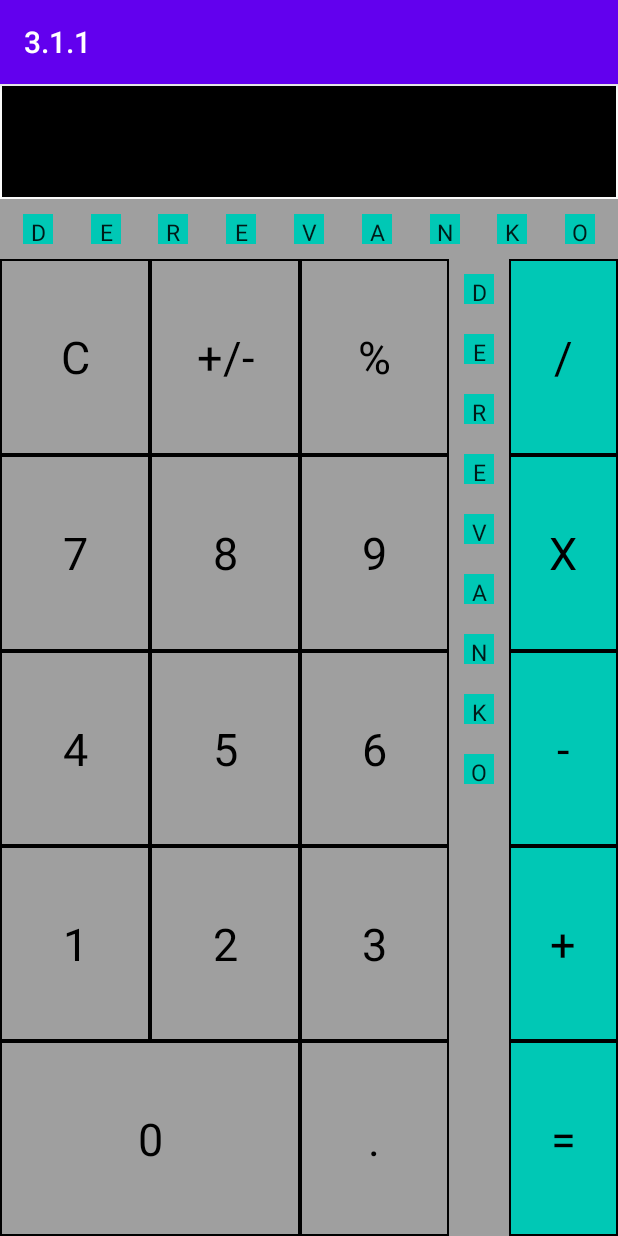
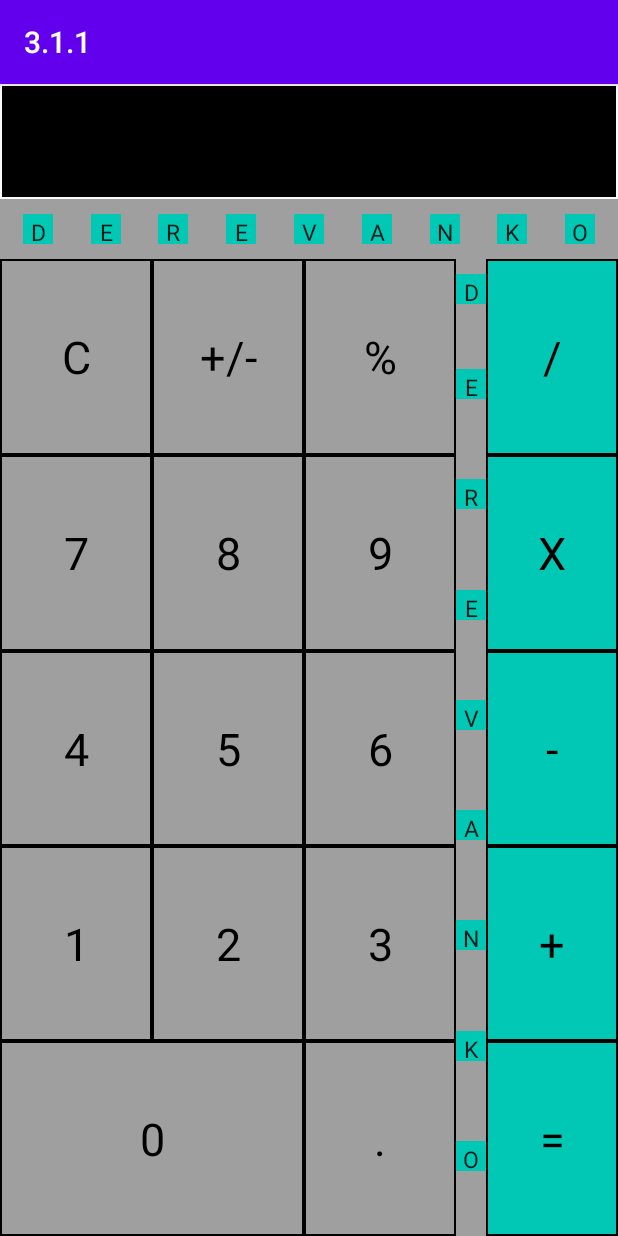
Before and after one commit to Lelik79/3.2.1, an Android app: the screen it shows after launch (MainActivity), on a phone screen of 412 x 824 dp. Run offline under Robolectric (Android 15) with nearby library versions, the phone set to English and light mode, and no system bars.

Commit message:
fix some bugs

```diff
--- a/app/src/main/res/layout/activity_main.xml
+++ b/app/src/main/res/layout/activity_main.xml
@@ -27,6 +27,7 @@
             app:layout_constraintBottom_toBottomOf="parent"
             app:layout_constraintEnd_toStartOf="@+id/E"
             app:layout_constraintStart_toStartOf="parent"
+            app:layout_constraintHorizontal_chainStyle="spread"
             app:layout_constraintTop_toTopOf="parent" />
 
         <TextView
@@ -36,79 +37,80 @@
             app:layout_constraintBottom_toBottomOf="parent"
             app:layout_constraintEnd_toStartOf="@+id/R"
             app:layout_constraintStart_toEndOf="@+id/D"
+            app:layout_constraintHorizontal_chainStyle="spread"
             app:layout_constraintTop_toTopOf="parent" />
 
         <TextView
             android:id="@+id/R"
             style="@style/FontThemeLetters"
             android:text="@string/r"
+            app:layout_constraintBottom_toBottomOf="parent"
+            app:layout_constraintEnd_toStartOf="@+id/Ee"
             app:layout_constraintStart_toEndOf="@+id/E"
-            app:layout_constraintEnd_toStartOf="@+id/Ee"
-            app:layout_constraintTop_toTopOf="parent"
-            app:layout_constraintBottom_toBottomOf="parent"
-            />
+            app:layout_constraintHorizontal_chainStyle="spread"
+            app:layout_constraintTop_toTopOf="parent" />
 
         <TextView
             android:id="@+id/Ee"
             style="@style/FontThemeLetters"
             android:text="@string/e"
+            app:layout_constraintBottom_toBottomOf="parent"
+            app:layout_constraintEnd_toStartOf="@+id/V"
             app:layout_constraintStart_toEndOf="@+id/R"
-            app:layout_constraintEnd_toStartOf="@+id/V"
-            app:layout_constraintTop_toTopOf="parent"
-            app:layout_constraintBottom_toBottomOf="parent"
-            />
+            app:layout_constraintHorizontal_chainStyle="spread"
+            app:layout_constraintTop_toTopOf="parent" />
 
         <TextView
             android:id="@+id/V"
             style="@style/FontThemeLetters"
             android:text="@string/v"
+            app:layout_constraintBottom_toBottomOf="parent"
+            app:layout_constraintEnd_toStartOf="@+id/A"
             app:layout_constraintStart_toEndOf="@+id/Ee"
-            app:layout_constraintEnd_toStartOf="@+id/A"
-            app:layout_constraintTop_toTopOf="parent"
-            app:layout_constraintBottom_toBottomOf="parent"
-            />
+            app:layout_constraintHorizontal_chainStyle="spread"
+            app:layout_constraintTop_toTopOf="parent" />
 
         <TextView
             android:id="@+id/A"
             style="@style/FontThemeLetters"
             android:text="@string/a"
+            app:layout_constraintBottom_toBottomOf="parent"
+            app:layout_constraintEnd_toStartOf="@+id/N"
             app:layout_constraintStart_toEndOf="@+id/V"
-            app:layout_constraintEnd_toStartOf="@+id/N"
-            app:layout_constraintTop_toTopOf="parent"
-            app:layout_constraintBottom_toBottomOf="parent"
-            />
+            app:layout_constraintHorizontal_chainStyle="spread"
+            app:layout_constraintTop_toTopOf="parent" />
 
         <TextView
             android:id="@+id/N"
             style="@style/FontThemeLetters"
             android:text="@string/n"
+            app:layout_constraintBottom_toBottomOf="parent"
+            app:layout_constraintEnd_toEndOf="parent"
+            app:layout_constraintEnd_toStartOf="@+id/K"
             app:layout_constraintStart_toEndOf="@+id/A"
-            app:layout_constraintEnd_toStartOf="@+id/K"
-            app:layout_constraintEnd_toEndOf="parent"
-            app:layout_constraintTop_toTopOf="parent"
-            app:layout_constraintBottom_toBottomOf="parent"
-            />
+            app:layout_constraintHorizontal_chainStyle="spread"
+            app:layout_constraintTop_toTopOf="parent" />
 
         <TextView
             android:id="@+id/K"
             style="@style/FontThemeLetters"
             android:text="@string/k"
+            app:layout_constraintBottom_toBottomOf="parent"
+            app:layout_constraintEnd_toEndOf="parent"
+            app:layout_constraintEnd_toStartOf="@+id/O"
             app:layout_constraintStart_toEndOf="@+id/N"
-            app:layout_constraintEnd_toStartOf="@+id/O"
-            app:layout_constraintEnd_toEndOf="parent"
-            app:layout_constraintTop_toTopOf="parent"
-            app:layout_constraintBottom_toBottomOf="parent"
-            />
+            app:layout_constraintHorizontal_chainStyle="spread"
+            app:layout_constraintTop_toTopOf="parent" />
 
         <TextView
             android:id="@+id/O"
             style="@style/FontThemeLetters"
             android:text="@string/o"
-                  app:layout_constraintStart_toEndOf="@+id/K"
+            app:layout_constraintBottom_toBottomOf="parent"
             app:layout_constraintEnd_toEndOf="parent"
-            app:layout_constraintTop_toTopOf="parent"
-            app:layout_constraintBottom_toBottomOf="parent"
-            />
+            app:layout_constraintStart_toEndOf="@+id/K"
+            app:layout_constraintHorizontal_chainStyle="spread"
+            app:layout_constraintTop_toTopOf="parent" />
 
 
     </androidx.constraintlayout.widget.ConstraintLayout>
@@ -116,12 +118,12 @@
 
     <LinearLayout
         android:id="@+id/r0"
-        android:layout_below="@id/letters1constraintlayout"
-        android:orientation="horizontal"
-        android:background="@color/colorBlack"
         android:layout_width="match_parent"
         android:layout_height="match_parent"
-        android:baselineAligned="false">
+        android:layout_below="@id/letters1constraintlayout"
+        android:background="@color/colorBlack"
+        android:baselineAligned="false"
+        android:orientation="horizontal">
 
         <LinearLayout
             android:id="@+id/column0"
@@ -134,8 +136,8 @@
                 android:id="@+id/row0"
                 android:layout_width="match_parent"
                 android:layout_height="match_parent"
-                android:orientation="horizontal"
-                android:layout_weight="1">
+                android:layout_weight="1"
+                android:orientation="horizontal">
 
                 <Button
                     android:id="@+id/textViewButtonC"
@@ -157,8 +159,8 @@
                 android:id="@+id/row1"
                 android:layout_width="match_parent"
                 android:layout_height="match_parent"
-                android:orientation="horizontal"
-                android:layout_weight="1" >
+                android:layout_weight="1"
+                android:orientation="horizontal">
 
                 <Button
                     android:id="@+id/textViewButton7"
@@ -180,8 +182,8 @@
                 android:id="@+id/row2"
                 android:layout_width="match_parent"
                 android:layout_height="match_parent"
-                android:orientation="horizontal"
-                android:layout_weight="1" >
+                android:layout_weight="1"
+                android:orientation="horizontal">
 
                 <Button
                     android:id="@+id/textViewButton4"
@@ -203,8 +205,8 @@
                 android:id="@+id/row3"
                 android:layout_width="match_parent"
                 android:layout_height="match_parent"
-                android:orientation="horizontal"
-                android:layout_weight="1" >
+                android:layout_weight="1"
+                android:orientation="horizontal">
 
                 <Button
                     android:id="@+id/textViewButton1"
@@ -226,8 +228,8 @@
                 android:id="@+id/row4"
                 android:layout_width="match_parent"
                 android:layout_height="match_parent"
-                android:orientation="horizontal"
-                android:layout_weight="1" >
+                android:layout_weight="1"
+                android:orientation="horizontal">
 
                 <Button
                     android:id="@+id/textViewButton0"
@@ -244,7 +246,7 @@
 
         </LinearLayout>
 
-        <LinearLayout
+        <androidx.constraintlayout.widget.ConstraintLayout
             android:id="@+id/letters1constraintlayoutVertical"
             android:layout_width="wrap_content"
             android:layout_height="match_parent"
@@ -253,92 +255,112 @@
             >
 
             <TextView
-                android:id="@+id/D"
+                android:id="@+id/D1"
                 style="@style/FontThemeLetters"
                 android:text="@string/d"
+                app:layout_constraintTop_toTopOf="parent"
                 app:layout_constraintVertical_chainStyle="spread" />
 
             <TextView
-                android:id="@+id/E"
+                android:id="@+id/E1"
                 style="@style/FontThemeLetters"
                 android:text="@string/e"
+                app:layout_constraintBottom_toTopOf="@+id/R1"
+                app:layout_constraintTop_toBottomOf="@+id/D1"
                 app:layout_constraintVertical_chainStyle="spread" />
 
             <TextView
-                android:id="@+id/R"
+                android:id="@+id/R1"
                 style="@style/FontThemeLetters"
                 android:text="@string/r"
+                app:layout_constraintBottom_toTopOf="@+id/Ee1"
+                app:layout_constraintTop_toBottomOf="@+id/E1"
                 app:layout_constraintVertical_chainStyle="spread" />
 
             <TextView
-                android:id="@+id/Ee"
+                android:id="@+id/Ee1"
                 style="@style/FontThemeLetters"
                 android:text="@string/e"
+                app:layout_constraintBottom_toTopOf="@+id/V1"
+                app:layout_constraintTop_toBottomOf="@+id/R1"
                 app:layout_constraintVertical_chainStyle="spread" />
 
             <TextView
-                android:id="@+id/V"
+                android:id="@+id/V1"
                 style="@style/FontThemeLetters"
                 android:text="@string/v"
+                app:layout_constraintBottom_toTopOf="@+id/A1"
+                app:layout_constraintTop_toBottomOf="@+id/Ee1"
                 app:layout_constraintVertical_chainStyle="spread" />
 
             <TextView
-                android:id="@+id/A"
+                android:id="@+id/A1"
                 style="@style/FontThemeLetters"
                 android:text="@string/a"
+                app:layout_constraintBottom_toTopOf="@+id/N1"
+                app:layout_constraintTop_toBottomOf="@+id/V1"
                 app:layout_constraintVertical_chainStyle="spread" />
 
             <TextView
-                android:id="@+id/N"
+                android:id="@+id/N1"
                 style="@style/FontThemeLetters"
                 android:text="@string/n"
+                app:layout_constraintBottom_toTopOf="@+id/K1"
+                app:layout_constraintTop_toBottomOf="@+id/A1"
                 app:layout_constraintVertical_chainStyle="spread" />
 
             <TextView
-                android:id="@+id/K"
+                android:id="@+id/K1"
                 style="@style/FontThemeLetters"
                 android:text="@string/k"
+                app:layout_constraintBottom_toTopOf="@+id/O1"
+                app:layout_constraintTop_toBottomOf="@+id/N1"
                 app:layout_constraintVertical_chainStyle="spread" />
 
             <TextView
-                android:id="@+id/O"
+                android:id="@+id/O1"
                 style="@style/FontThemeLetters"
                 android:text="@string/o"
+                app:layout_constraintTop_toBottomOf="@+id/K1"
+                app:layout_constraintBottom_toBottomOf="parent"
                 app:layout_constraintVertical_chainStyle="spread" />
 
-
-        </LinearLayout>
+        </androidx.constraintlayout.widget.ConstraintLayout>
 
 
         <LinearLayout
             android:id="@+id/column1"
             android:layout_width="match_parent"
             android:layout_height="match_parent"
-            android:orientation="vertical"
-            android:layout_weight="3">
+            android:layout_weight="3"
+            android:orientation="vertical">
 
             <Button
+                android:id="@+id/textViewButtonDivision"
                 style="@style/FontTheme30_Orange"
-                android:id="@+id/textViewButtonDivision"
                 android:layout_weight="1"
                 android:text="@string/textViewButtonDivision" />
+
             <Button
+                android:id="@+id/textViewButtonMulti"
                 style="@style/FontTheme30_Orange"
-                android:id="@+id/textViewButtonMulti"
                 android:layout_weight="1"
                 android:text="@string/textViewButtonMulti" />
+
             <Button
+                android:id="@+id/textViewButtonMinus"
                 style="@style/FontTheme30_Orange"
-                android:id="@+id/textViewButtonMinus"
                 android:text="@string/textViewButtonMinus" />
+
             <Button
+                android:id="@+id/textViewButtonPlus"
                 style="@style/FontTheme30_Orange"
-                android:id="@+id/textViewButtonPlus"
                 android:layout_weight="1"
                 android:text="@string/textViewButtonPlus" />
+
             <Button
+                android:id="@+id/textViewButtonEqual"
                 style="@style/FontTheme30_Orange"
-                android:id="@+id/textViewButtonEqual"
                 android:layout_weight="1"
                 android:text="@string/textViewButtonEqual" />
         </LinearLayout>
@@ -346,5 +368,4 @@
     </LinearLayout>
 
 
-
 </RelativeLayout>
```
